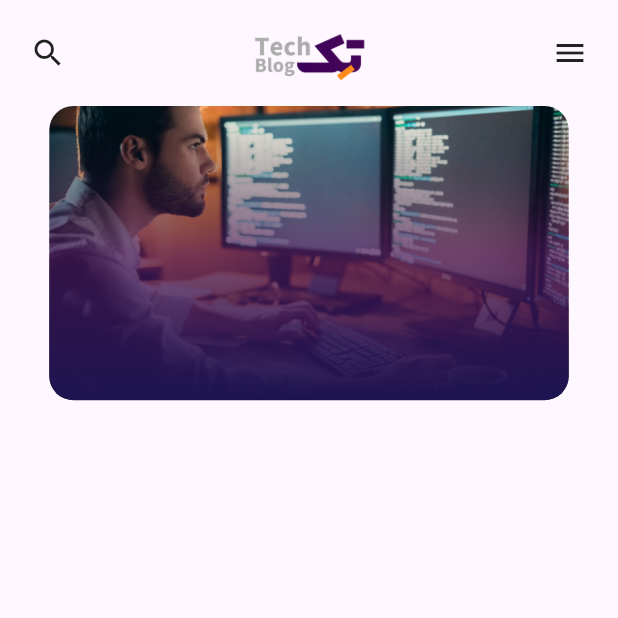
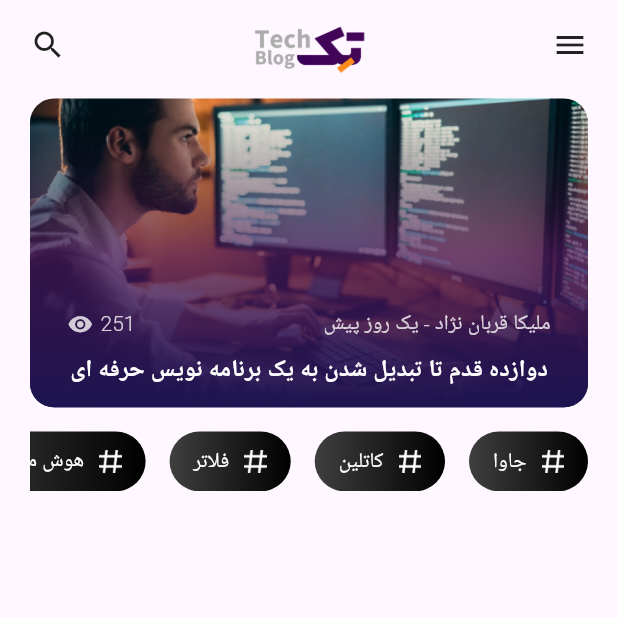
Before and after one commit to farhadsaeidi/techblog, a Flutter app: the screen it shows after launch, on a phone screen of 412 x 824 dp, the top half of it. Run offline on Flutter 3.47's test engine with Material 3 defaults, Android fonts, the phone set to English and light mode, and no system bars; our stand-ins replace flutter_spinkit; Roboto replaces fonts that are missing (IRANSANS).

Commit message:
complete_banner_and_hashTagList

```diff
--- a/lib/colors.dart
+++ b/lib/colors.dart
@@ -2,6 +2,8 @@ import 'dart:ui';
 
 class SolidColors {
   static const Color primaryColor = Color.fromARGB(255, 68, 4, 87);
+  static const Color bannerTitle = Color.fromARGB(255, 255, 255, 255);
+  static const Color bannerSubTitle = Color.fromARGB(200, 255, 255, 255);
   static const Color colorTitle = Color.fromARGB(255, 40, 107, 184);
   static const Color textTitle = Color.fromARGB(255, 0, 0, 0);
   static const Color scafoldBg = Color.fromARGB(255, 255, 255, 255);
--- a/lib/home_page.dart
+++ b/lib/home_page.dart
@@ -1,6 +1,9 @@
+// ignore_for_file: prefer_interpolation_to_compose_strings
+
 import 'package:flutter/material.dart';
 import 'package:tech_blog/colors.dart';
 import 'package:tech_blog/gen/assets.gen.dart';
+import 'package:tech_blog/model/fake_data.dart';
 
 class HomePage extends StatelessWidget {
   const HomePage({super.key});
@@ -8,11 +11,12 @@ class HomePage extends StatelessWidget {
   @override
   Widget build(BuildContext context) {
     var screenSize = MediaQuery.of(context).size;
+    var textTheme = Theme.of(context).textTheme;
 
-    return SafeArea(
-      child: Scaffold(
-        body: Padding(
-          padding: const EdgeInsets.fromLTRB(0, 5, 0, 0),
+    return Scaffold(
+      body: SafeArea(
+        child: Padding(
+          padding: const EdgeInsets.fromLTRB(0, 0, 0, 0),
           child: Column(
             children: [
               // هدر
@@ -25,7 +29,7 @@ class HomePage extends StatelessWidget {
                     Image(
                       image: Assets.images.logo.provider(),
                       // 13.6 ---> نسبت ارتفاع صفحه به ارتفاع لوگوی داخل فایل ایکس دی
-                      height: (screenSize.height)/13.6
+                      height: (screenSize.height) / 13.6,
                     ),
                     Icon(Icons.search),
                   ],
@@ -34,36 +38,98 @@ class HomePage extends StatelessWidget {
               // بنر
               Stack(
                 children: [
-                  // عکس بنر
+                  // قالب بنر شامل عکس و کاور
                   Container(
-                    // 1.19 ---> نسبت عرض صفحه به عرض بنر داخل فایل ایکس دی
-                    // 4.2 ---> نسبت ارتفاع صفحه به ارتفاع بنر داخل فایل ایکس دی
-                    width: (screenSize.width)/1.19,
-                    height: (screenSize.height)/4.2,
-                    margin: const EdgeInsets.fromLTRB(0, 5, 0, 0),
+                    // 1.13 ---> نسبت عرض صفحه به عرض بنر داخل فایل ایکس دی
+                    // 4 ---> نسبت ارتفاع صفحه به ارتفاع بنر داخل فایل ایکس دی
+                    width: (screenSize.width),
+                    height: (screenSize.height) / 4,
+                    margin: const EdgeInsets.fromLTRB(20, 5, 20, 0),
                     decoration: BoxDecoration(
                       borderRadius: BorderRadius.all(Radius.circular(16)),
                       image: DecorationImage(
-                        image: Image(image: Assets.images.posterTest.provider()).image,
-                        fit: BoxFit.cover
-                      )
+                        // عکس رو از فایل فیک دیتا میگیریم
+                        image: AssetImage(homePageBannerMap["image"]),
+                        fit: BoxFit.cover,
+                      ),
                     ),
-                  ),
-                  // کاور بنر
-                  Container(
-                    width: (screenSize.width)/1.19,
-                    height: (screenSize.height)/4.2,
-                    margin: const EdgeInsets.fromLTRB(0, 5, 0, 0),
-                    decoration: BoxDecoration(
+                    // کاور بنر
+                    foregroundDecoration: BoxDecoration(
                       borderRadius: BorderRadius.all(Radius.circular(16)),
                       gradient: LinearGradient(
                         colors: GradiantColors.homePosterCover,
                         begin: Alignment.topCenter,
-                        end: Alignment.bottomCenter
-                      )
+                        end: Alignment.bottomCenter,
+                      ),
                     ),
-                  )
+                  ),
+                  // متن های روی بنر
+                  Positioned(
+                    bottom: 15,
+                    left: 0,
+                    right: 0,
+                    child: Column(
+                      children: [
+                        Padding(
+                          padding: const EdgeInsets.symmetric(horizontal: 45),
+                          child: Row(
+                            mainAxisAlignment: MainAxisAlignment.spaceBetween,
+                            children: [
+                              Text(
+                                // homePageBannerMap["writer"] + " - " + homePageBannerMap["date"],
+                                "${homePageBannerMap["writer"]} - ${homePageBannerMap["date"]}",
+                                style: textTheme.headlineSmall,
+                              ),
+                              // Text(
+                              //   homePageBannerMap["like"] == "1" ? "Like 1" : "Likes ${homePageBannerMap["like"]}",
+                              //   style: textTheme.headlineSmall,
+                              // ),
+                              Row(
+                                children: [
+                                  Text(
+                                    homePageBannerMap["view"],
+                                    style: textTheme.headlineSmall,
+                                  ),
+                                  SizedBox(width: 5),
+                                  Icon(
+                                    Icons.remove_red_eye_sharp,
+                                    color: SolidColors.bannerSubTitle,
+                                    size: 17,
+                                  ),
+                                ],
+                              )
+                            ],
+                          ),
+                        ),
+                        SizedBox(height: 10),
+                        Padding(
+                          padding: const EdgeInsets.symmetric(horizontal: 45),
+                          child: Text(
+                            "دوازده قدم تا تبدیل شدن به یک برنامه نویس حرفه ای",
+                            style: textTheme.headlineMedium,
+                            textAlign: TextAlign.justify,
+                            maxLines: 1, // محدود کردن به یک خط
+                            overflow: TextOverflow.ellipsis, // نمایش سه نقطه در صورت سرریز
+                          ),
+                        ),
+                      ],
+                    ),
+                  ),
                 ],
+              ),
+              SizedBox(height: 16),
+              // لیست هشتگ ها
+              Container(
+                height: 40,
+                margin: EdgeInsets.fromLTRB(20, 0, 20, 0),
+                child: ListView.builder(
+                  itemCount: hashTagList.length,
+                  physics: BouncingScrollPhysics(),
+                  scrollDirection: Axis.horizontal,
+                  itemBuilder: ((context, index) {
+                    return hashTagItem(index, textTheme);
+                  })
+                ),
               )
             ],
           ),
@@ -71,4 +137,40 @@ class HomePage extends StatelessWidget {
       ),
     );
   }
+
+  Padding hashTagItem(int index, TextTheme textTheme) {
+    return Padding(
+      padding: EdgeInsets.fromLTRB(
+        index == hashTagList.length - 1 ? 0 : 8,
+        0,
+        index == 0 ? 0 : 8,
+        0
+      ),
+      child: Container(
+        height: 40,
+        decoration: BoxDecoration(
+          borderRadius: BorderRadius.all(Radius.circular(20)),
+          gradient: LinearGradient(
+            colors: GradiantColors.tags,
+            begin: Alignment.centerRight,
+            end: Alignment.centerLeft,
+          ),
+        ),
+        child: Padding(
+          padding: const EdgeInsets.symmetric(horizontal: 16),
+          child: Row(
+            children: [
+              ImageIcon(
+                Assets.icons.hashtagicon.provider(),
+                color: SolidColors.lightText,
+                size: 15,
+              ),
+              SizedBox(width: 10),
+              Text(hashTagList[index].title, style: textTheme.displaySmall),
+            ],
+          ),
+        ),
+      ),
+    );
+  }
 }
--- a/lib/home_splash_screen.dart
+++ b/lib/home_splash_screen.dart
@@ -31,22 +31,14 @@ class _HomeSplashScreenState extends State<HomeSplashScreen> {
 
   @override
   Widget build(BuildContext context) {
-    return SafeArea(
-      child: Scaffold(
-        body: Center(
-          child: Column(
-            mainAxisAlignment: MainAxisAlignment.center,
-            children: [
-              Image(
-                image: Assets.images.logo.provider(),
-                height: 120
-              ),
-              SpinKitFadingCircle(
-                color: SolidColors.primaryColor,
-                size: 70.0
-              ),
-            ],
-          ),
+    return Scaffold(
+      body: SafeArea(
+        child: Column(
+          mainAxisAlignment: MainAxisAlignment.center,
+          children: [
+            Image(image: Assets.images.logo.provider(), height: 120),
+            SpinKitFadingCircle(color: SolidColors.primaryColor, size: 70.0),
+          ],
         ),
       ),
     );
--- a/lib/main.dart
+++ b/lib/main.dart
@@ -27,54 +27,58 @@ class MyApp extends StatelessWidget {
       theme: ThemeData(
         fontFamily: 'IRANSANS',
         textTheme: TextTheme(
-          displayLarge: TextStyle(
-            fontSize: 15,
-            fontWeight: FontWeight.w500,
-            color: Colors.black,
+          headlineSmall: TextStyle(
+            fontSize: 14,
+            fontWeight: FontWeight.w300,
+            color: SolidColors.bannerSubTitle,
+          ),
+          headlineMedium: TextStyle(
+            fontSize: 16,
+            fontWeight: FontWeight.w700,
+            color: SolidColors.bannerTitle,
           ),
           headlineLarge: TextStyle(
             fontFamily: 'DANA',
-            fontSize: 17,
-            fontWeight: FontWeight.w700,
+            fontSize: 18,
+            fontWeight: FontWeight.w800,
             color: Colors.black,
           ),
-          headlineMedium: TextStyle(
-            fontFamily: 'DANA',
-            fontSize: 15,
-            fontWeight: FontWeight.w600,
-            color: Colors.black,
-          ),
-          titleLarge: TextStyle(
-            fontFamily: 'DANA',
+          displaySmall: TextStyle(
             fontSize: 14,
-            fontWeight: FontWeight.w600,
+            fontWeight: FontWeight.w400,
             color: Colors.white,
           ),
-          titleMedium: TextStyle(
-            fontSize: 13,
-            fontWeight: FontWeight.w500,
-            color: Colors.green,
-          ),
-          bodyLarge: TextStyle(
-            fontSize: 13,
-            fontWeight: FontWeight.w400,
-            color: Colors.black,
-          ),
-          bodyMedium: TextStyle(
-            fontSize: 12,
-            fontWeight: FontWeight.w300,
-            color: Colors.black87,
-          ),
-          labelSmall: TextStyle(
-            fontSize: 11,
-            fontWeight: FontWeight.w200,
-            color: Colors.grey[700],
-          ),
-          labelLarge: TextStyle(
-            fontSize: 13,
-            fontWeight: FontWeight.w500,
-            color: Colors.red,
-          ),
+          // titleLarge: TextStyle(
+          //   fontFamily: 'DANA',
+          //   fontSize: 14,
+          //   fontWeight: FontWeight.w600,
+          //   color: Colors.white,
+          // ),
+          // titleMedium: TextStyle(
+          //   fontSize: 13,
+          //   fontWeight: FontWeight.w500,
+          //   color: Colors.green,
+          // ),
+          // bodyLarge: TextStyle(
+          //   fontSize: 13,
+          //   fontWeight: FontWeight.w400,
+          //   color: Colors.black,
+          // ),
+          // bodyMedium: TextStyle(
+          //   fontSize: 12,
+          //   fontWeight: FontWeight.w300,
+          //   color: Colors.black87,
+          // ),
+          // labelSmall: TextStyle(
+          //   fontSize: 11,
+          //   fontWeight: FontWeight.w200,
+          //   color: Colors.grey[700],
+          // ),
+          // labelLarge: TextStyle(
+          //   fontSize: 13,
+          //   fontWeight: FontWeight.w500,
+          //   color: Colors.red,
+          // ),
         ),
       ),
       // تنظیمات راست چین کردن پروژه
--- /dev/null
+++ b/lib/model/fake_data.dart
@@ -0,0 +1,19 @@
+import 'package:tech_blog/gen/assets.gen.dart';
+import 'package:tech_blog/model/main_data.dart';
+
+Map homePageBannerMap = {
+  "image": Assets.images.posterTest.path,
+  "writer": "ملیکا قربان نژاد",
+  "date": "یک روز پیش",
+  "title": "دوازده قدم تا تبدیل شدن به یک برنامه نویس حرفه ای",
+  "view": "251",
+};
+
+List<HashTagModel> hashTagList = [
+  HashTagModel(title: "جاوا"),
+  HashTagModel(title: "کاتلین"),
+  HashTagModel(title: "فلاتر"),
+  HashTagModel(title: "هوش مصنوعی"),
+  HashTagModel(title: "اینترنت اشیا"),
+  HashTagModel(title: "دارت"),
+];
--- /dev/null
+++ b/lib/model/main_data.dart
@@ -0,0 +1,5 @@
+class HashTagModel {
+  String title;
+
+  HashTagModel({required this.title});
+}
```
